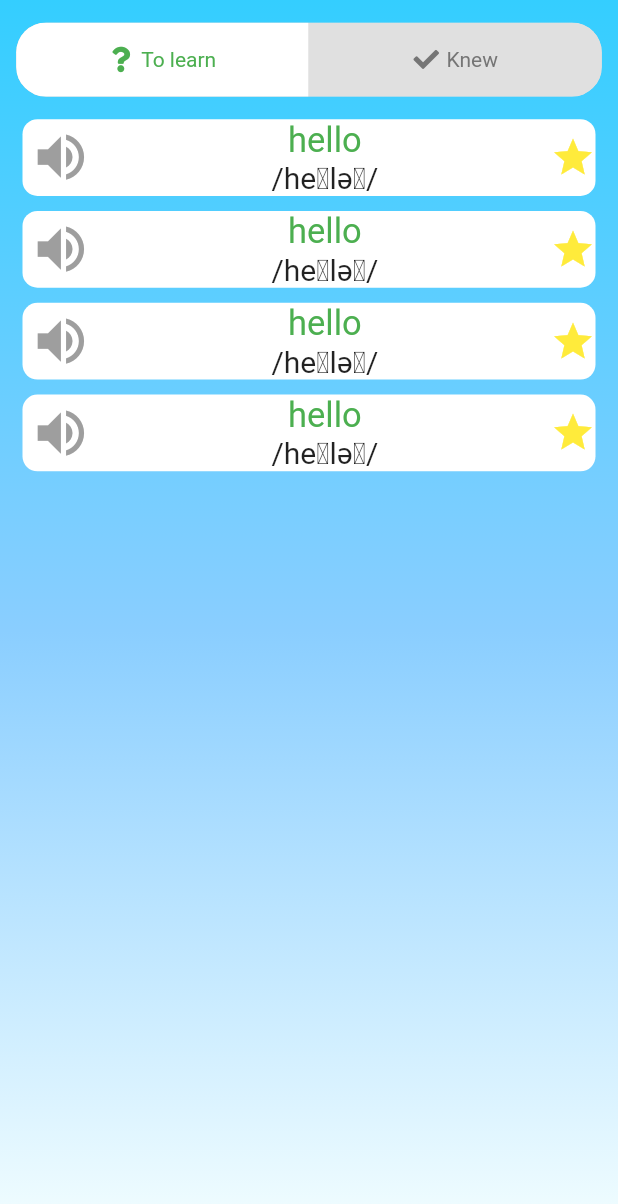
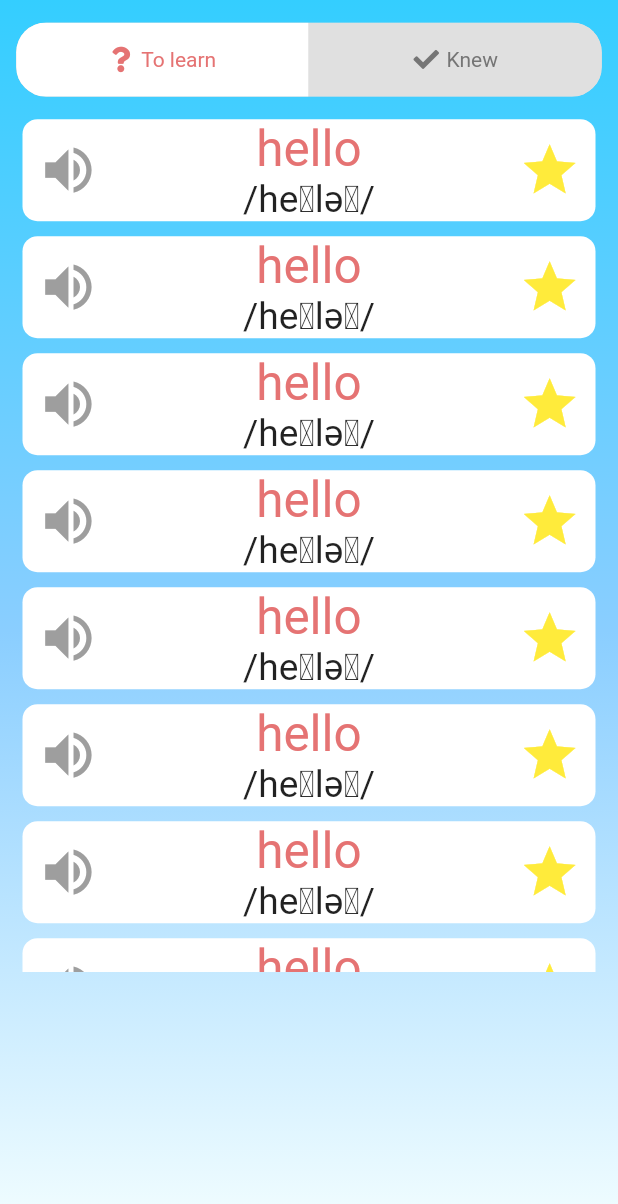
Before and after one commit to truonganhhoang/INT3120-2-2020, a Flutter app: the FavoriteWordsScreen screen opened directly, on a phone screen of 412 x 824 dp. Shown: the top 1204 px of the screen. Run offline on Flutter 3.47's test engine with Material 2 defaults, Android fonts, the phone set to English and light mode, and no system bars; drawn by our look-alikes of toggle_switch; our stand-ins replace assets_audio_player, carousel_slider, device_preview, font_awesome_flutter, page_transition, rflutter_alert and 1 more; accounts and stored records are empty.

Commit message:
#31 Hoàn tất chỉnh sửa màn hình chọn từ yêu thích
Sửa đổi lỗi toogle, response trên nhiều thiết bị

```diff
--- a/15/word_up_application/lib/favorite_screen/box_word.dart
+++ b/15/word_up_application/lib/favorite_screen/box_word.dart
@@ -6,8 +6,9 @@ import '../word.dart';
 
 class BoxWord extends StatefulWidget {
   final Word word;
+  final Color colorWordInBox;
 
-  const BoxWord({Key key, this.word}) : super(key: key);
+  const BoxWord({Key key, this.word, this.colorWordInBox}) : super(key: key);
 
   @override
   State<StatefulWidget> createState() => _BoxWord();
@@ -27,18 +28,21 @@ class _BoxWord extends State<BoxWord> {
         mainAxisAlignment: MainAxisAlignment.spaceBetween,
         children: [
           Padding(
-              padding: EdgeInsets.all(5),
+              padding: EdgeInsets.all(10),
               child: Icon(
-                Icons.volume_up, size: 5 * SizeConfig.heightMultiplier,
+                Icons.volume_up, size: 5*SizeConfig.heightMultiplier,
                 color: Colors.grey,)),
           Column(
             children: [
               Text(widget.word.word,
-                style: TextStyle(fontSize: 23, color: Colors.green),),
-              Text(widget.word.pronounceUK, style: TextStyle(fontSize: 20),),
+                style: TextStyle(fontSize: 4*SizeConfig.heightMultiplier, color: widget.colorWordInBox),),
+              Text(widget.word.pronounceUK, style: TextStyle(fontSize: 3*SizeConfig.heightMultiplier),),
             ],
           ),
-          Icon(Icons.star, color: Colors.yellow, size: 30,)
+          Padding(
+            padding: EdgeInsets.all(10),
+            child: Icon(Icons.star, color: Colors.yellow, size: 5*SizeConfig.heightMultiplier,),
+          )
         ],
       ),
     );
--- a/15/word_up_application/lib/favorite_screen/favorite_words_screen.dart
+++ b/15/word_up_application/lib/favorite_screen/favorite_words_screen.dart
@@ -5,7 +5,6 @@ import 'package:word_up_application/components/common_components.dart';
 import 'package:word_up_application/favorite_screen/box_word.dart';
 import 'package:word_up_application/favorite_screen/list_knew_words.dart';
 import 'package:word_up_application/favorite_screen/list_to_learn_words.dart';
-import 'package:word_up_application/favorite_screen/size_helper.dart';
 import 'package:word_up_application/local_database/database_local_helper.dart';
 import 'dart:async';
 import '../size_config.dart';
@@ -19,12 +18,19 @@ class FavoriteWordsScreen extends StatefulWidget {
 
 class _FavoriteWordsScreenState extends State<FavoriteWordsScreen> {
   int viewIndex = 0;
+  int colorIndex = 0;
 
   void _onChanged(int index) {
     setState(() {
       if (index == 0)
-        viewIndex = 0;
-      else viewIndex = 1;
+        {
+          viewIndex = 0;
+          colorIndex = 0;
+        }
+      else {
+        viewIndex = 1;
+        colorIndex = 1;
+      }
     });
   }
 
@@ -46,7 +52,7 @@ class _FavoriteWordsScreenState extends State<FavoriteWordsScreen> {
                     minHeight: 6*SizeConfig.heightMultiplier,
                     cornerRadius: 20,
                     activeBgColor: Colors.white,
-                    activeFgColor: Colors.green,
+                    activeFgColor: (colorIndex == 0) ? Colors.red[300] : Colors.green,
                     inactiveBgColor: Colors.grey[300],
                     inactiveFgColor: Colors.grey[600],
                     labels: ['To learn', 'Knew'],
@@ -58,7 +64,7 @@ class _FavoriteWordsScreenState extends State<FavoriteWordsScreen> {
                   ),
                 ),
               ),
-              viewIndex == 0 ? ListToLearnWords() : ListKnewWords(),
+              (viewIndex == 0) ? ListToLearnWords() : ListKnewWords(),
             ],
           ),
         )
--- a/15/word_up_application/lib/favorite_screen/list_to_learn_words.dart
+++ b/15/word_up_application/lib/favorite_screen/list_to_learn_words.dart
@@ -1,6 +1,5 @@
 import 'package:flutter/cupertino.dart';
-import 'package:word_up_application/favorite_screen/size_helper.dart';
-
+import 'package:flutter/material.dart';
 import '../size_config.dart';
 import '../word.dart';
 import 'box_word.dart';
@@ -16,21 +15,20 @@ class _ListToLearnWords extends State<ListToLearnWords> {
     return (
         Container(
           padding: EdgeInsets.all(10),
-          child: Container(
-            height: 70 * SizeConfig.heightMultiplier,
-            child: ListView(
+          height: 72 * SizeConfig.heightMultiplier,
+          child: ListView(
               scrollDirection: Axis.vertical,
               children: [
-                BoxWord(word: new Word(
-                    id: 1, word: 'hello', pronounceUK: '/heˈləʊ/'),),
-                BoxWord(word: new Word(
-                    id: 1, word: 'hello', pronounceUK: '/heˈləʊ/'),),
-                BoxWord(word: new Word(
-                    id: 1, word: 'hello', pronounceUK: '/heˈləʊ/'),),
-                BoxWord(word: new Word(
-                    id: 1, word: 'hello', pronounceUK: '/heˈləʊ/'),),
+                BoxWord(word: new Word(id: 1, word: 'hello', pronounceUK: '/heˈləʊ/'), colorWordInBox: Colors.red[300],),
+                BoxWord(word: new Word(id: 1, word: 'hello', pronounceUK: '/heˈləʊ/'), colorWordInBox: Colors.red[300],),
+                BoxWord(word: new Word(id: 1, word: 'hello', pronounceUK: '/heˈləʊ/'), colorWordInBox: Colors.red[300],),
+                BoxWord(word: new Word(id: 1, word: 'hello', pronounceUK: '/heˈləʊ/'), colorWordInBox: Colors.red[300],),
+                BoxWord(word: new Word(id: 1, word: 'hello', pronounceUK: '/heˈləʊ/'), colorWordInBox: Colors.red[300],),
+                BoxWord(word: new Word(id: 1, word: 'hello', pronounceUK: '/heˈləʊ/'), colorWordInBox: Colors.red[300],),
+                BoxWord(word: new Word(id: 1, word: 'hello', pronounceUK: '/heˈləʊ/'), colorWordInBox: Colors.red[300],),
+                BoxWord(word: new Word(id: 1, word: 'hello', pronounceUK: '/heˈləʊ/'), colorWordInBox: Colors.red[300],),
+                BoxWord(word: new Word(id: 1, word: 'hello', pronounceUK: '/heˈləʊ/'), colorWordInBox: Colors.red[300],),
               ],
-            ),
           ),
         )
     );
--- a/15/word_up_application/lib/word.dart
+++ b/15/word_up_application/lib/word.dart
@@ -35,14 +35,14 @@ class Word {
   Word.map(dynamic obj){
     this.id = obj['id'];
     this.word = obj['word'];
-    this.pronounceUK = obj['pronounUK'];
+    this.pronounceUK = obj['pronounceUK'];
   }
 
   Map<String, dynamic> toMap() {
     var map = new Map<String, dynamic>();
     map['id'] = this.id;
     map['word'] = this.word;
-    map['pronounUK'] = this.pronounceUK;
+    map['pronounceUK'] = this.pronounceUK;
   }
 
 }
```
Also changed, not shown: 15/word_up_application/lib/favorite_screen/list_knew_words.dart (+11 -12 lines), 15/word_up_application/lib/favorite_screen/size_helper.dart (deleted, +0 -16 lines).
